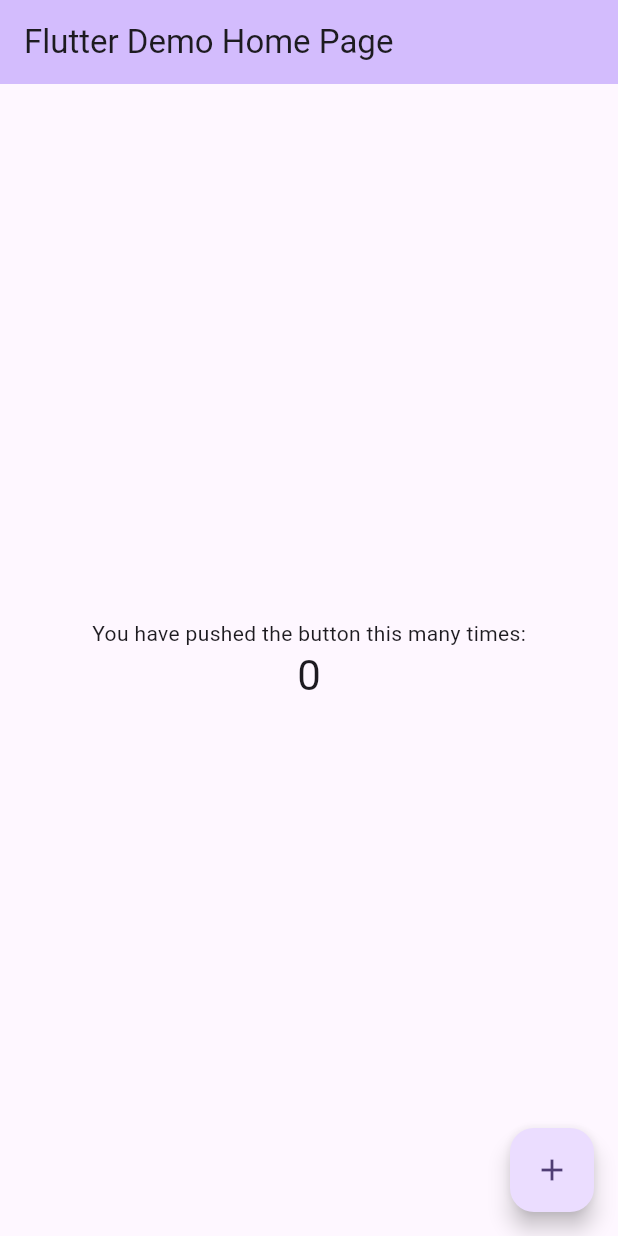
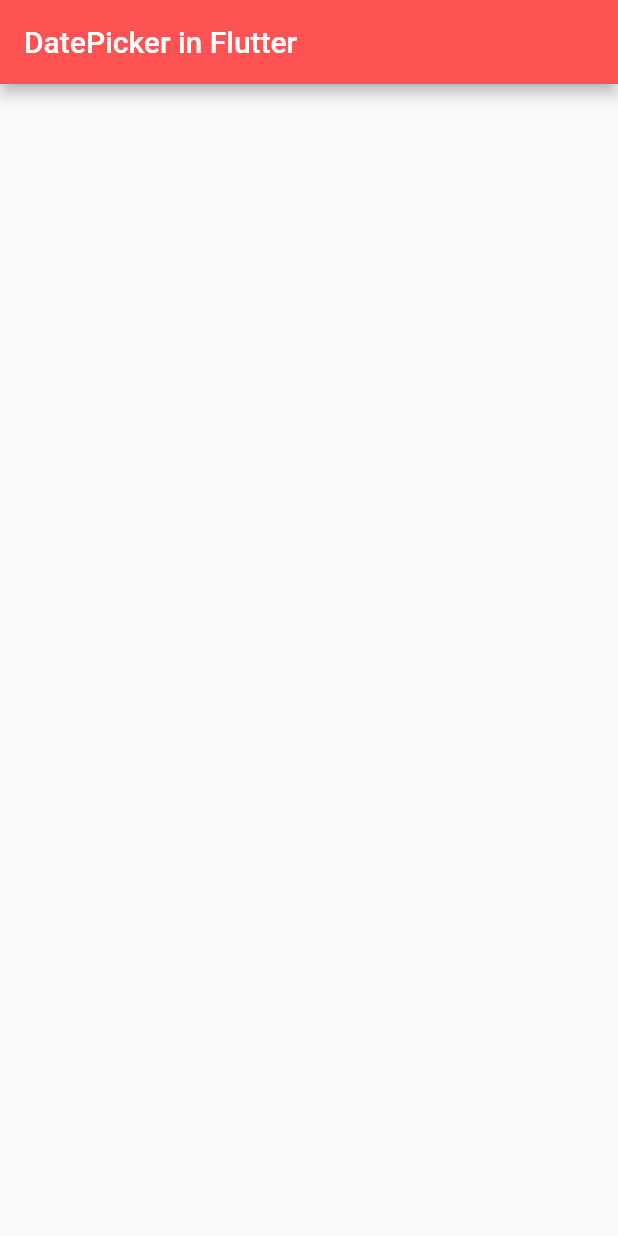
Before and after one commit to ChrisWongAtCUHK/flutter_datepicker_app, a Flutter app: the screen it shows after launch, on a phone screen of 412 x 824 dp. Run offline on Flutter 3.47's test engine with Material 2 defaults, Android fonts, the light colour scheme and no system bars.

Commit message:
Use minimal codes instead

```diff
--- a/lib/main.dart
+++ b/lib/main.dart
@@ -10,116 +10,38 @@
   // This widget is the root of your application.
   @override
   Widget build(BuildContext context) {
-    return MaterialApp(
-      title: 'Flutter Demo',
-      theme: ThemeData(
-        // This is the theme of your application.
-        //
-        // TRY THIS: Try running your application with "flutter run". You'll see
-        // the application has a blue toolbar. Then, without quitting the app,
-        // try changing the seedColor in the colorScheme below to Colors.green
-        // and then invoke "hot reload" (save your changes or press the "hot
-        // reload" button in a Flutter-supported IDE, or press "r" if you used
-        // the command line to start the app).
-        //
-        // Notice that the counter didn't reset back to zero; the application
-        // state is not lost during the reload. To reset the state, use hot
-        // restart instead.
-        //
-        // This works for code too, not just values: Most code changes can be
-        // tested with just a hot reload.
-        colorScheme: ColorScheme.fromSeed(seedColor: Colors.deepPurple),
-        useMaterial3: true,
-      ),
-      home: const MyHomePage(title: 'Flutter Demo Home Page'),
+    return const MaterialApp(
+      title: 'Flutter DatePicker',
+      home: HomePage(),
     );
   }
 }
 
-class MyHomePage extends StatefulWidget {
-  const MyHomePage({super.key, required this.title});
-
-  // This widget is the home page of your application. It is stateful, meaning
-  // that it has a State object (defined below) that contains fields that affect
-  // how it looks.
-
-  // This class is the configuration for the state. It holds the values (in this
-  // case the title) provided by the parent (in this case the App widget) and
-  // used by the build method of the State. Fields in a Widget subclass are
-  // always marked "final".
-
-  final String title;
+class HomePage extends StatefulWidget {
+  const HomePage({super.key});
 
   @override
-  State<MyHomePage> createState() => _MyHomePageState();
+  State<HomePage> createState() => _HomePageState();
 }
 
-class _MyHomePageState extends State<MyHomePage> {
-  int _counter = 0;
+class _HomePageState extends State<HomePage> {
+  TextEditingController dateInput = TextEditingController();
 
-  void _incrementCounter() {
-    setState(() {
-      // This call to setState tells the Flutter framework that something has
-      // changed in this State, which causes it to rerun the build method below
-      // so that the display can reflect the updated values. If we changed
-      // _counter without calling setState(), then the build method would not be
-      // called again, and so nothing would appear to happen.
-      _counter++;
-    });
+  @override
+  void initState() {
+    dateInput.text = ''; //set the initial value of text field
+    super.initState();
   }
 
   @override
   Widget build(BuildContext context) {
-    // This method is rerun every time setState is called, for instance as done
-    // by the _incrementCounter method above.
-    //
-    // The Flutter framework has been optimized to make rerunning build methods
-    // fast, so that you can just rebuild anything that needs updating rather
-    // than having to individually change instances of widgets.
     return Scaffold(
       appBar: AppBar(
-        // TRY THIS: Try changing the color here to a specific color (to
-        // Colors.amber, perhaps?) and trigger a hot reload to see the AppBar
-        // change color while the other colors stay the same.
-        backgroundColor: Theme.of(context).colorScheme.inversePrimary,
-        // Here we take the value from the MyHomePage object that was created by
-        // the App.build method, and use it to set our appbar title.
-        title: Text(widget.title),
+        backgroundColor: Colors.redAccent, //background color of app bar
+        title: const Text("DatePicker in Flutter"),
       ),
-      body: Center(
-        // Center is a layout widget. It takes a single child and positions it
-        // in the middle of the parent.
-        child: Column(
-          // Column is also a layout widget. It takes a list of children and
-          // arranges them vertically. By default, it sizes itself to fit its
-          // children horizontally, and tries to be as tall as its parent.
-          //
-          // Column has various properties to control how it sizes itself and
-          // how it positions its children. Here we use mainAxisAlignment to
-          // center the children vertically; the main axis here is the vertical
-          // axis because Columns are vertical (the cross axis would be
-          // horizontal).
-          //
-          // TRY THIS: Invoke "debug painting" (choose the "Toggle Debug Paint"
-          // action in the IDE, or press "p" in the console), to see the
-          // wireframe for each widget.
-          mainAxisAlignment: MainAxisAlignment.center,
-          children: <Widget>[
-            const Text(
-              'You have pushed the button this many times:',
-            ),
-            Text(
-              '$_counter',
-              style: Theme.of(context).textTheme.headlineMedium,
-            ),
-          ],
-        ),
-      ),
-      floatingActionButton: FloatingActionButton(
-        onPressed: _incrementCounter,
-        tooltip: 'Increment',
-        child: const Icon(Icons.add),
-      ), // This trailing comma makes auto-formatting nicer for build methods.
+      body:
+          Container(), // This trailing comma makes auto-formatting nicer for build methods.
     );
   }
 }
```
